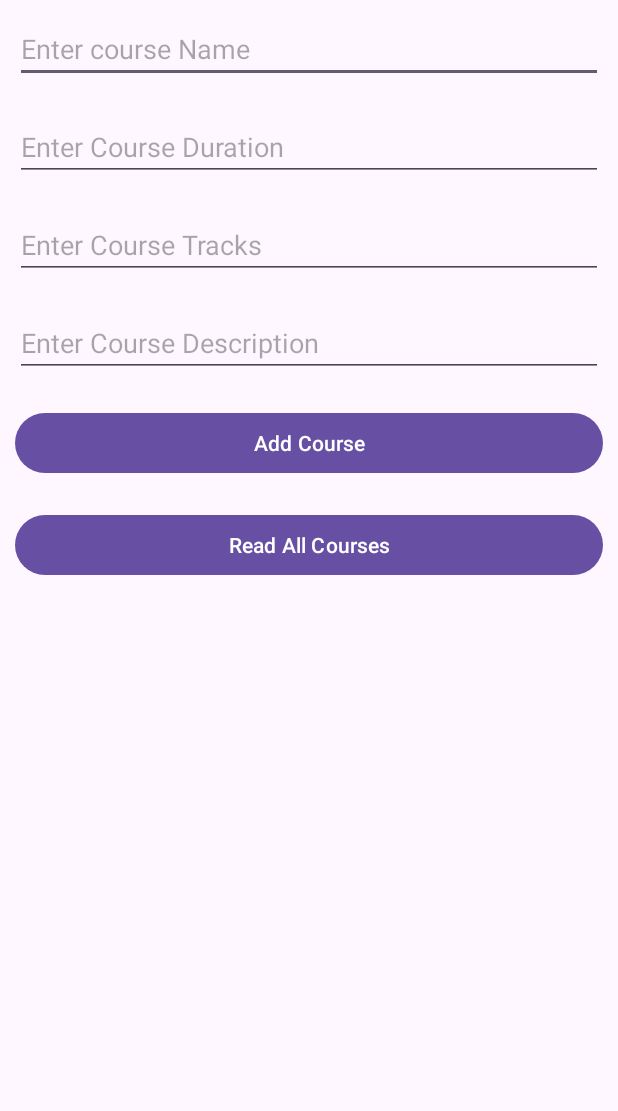
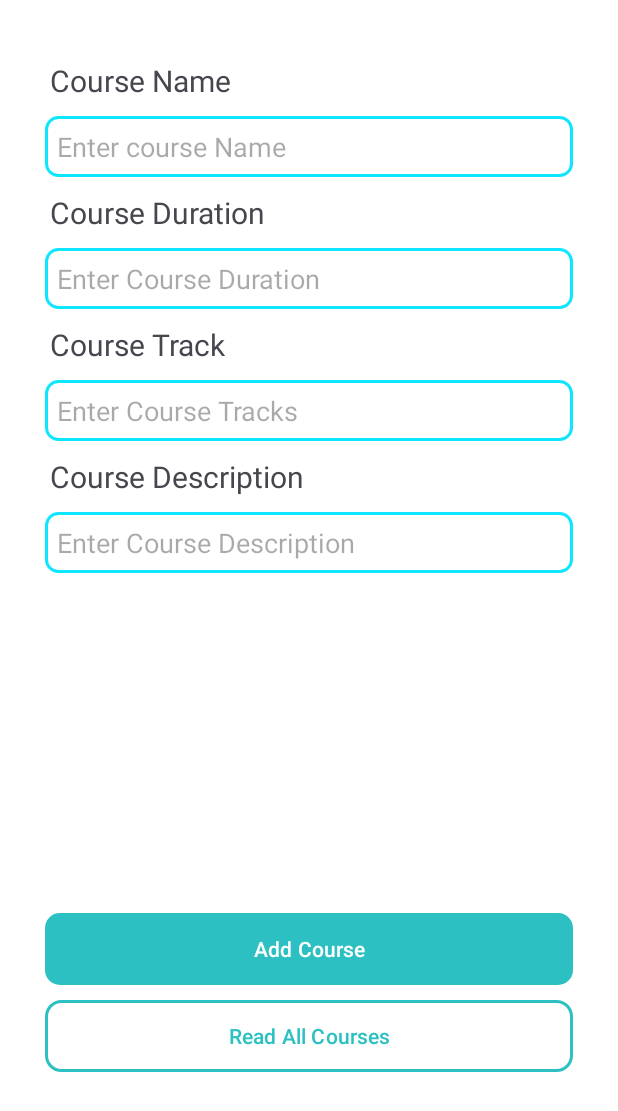
Before and after one commit to Jhonvher1105/act5, an Android app: the screen it shows after launch (MainActivity), on a phone screen of 412 x 824 dp. Shown: the top 1111 px of the screen. Run offline under Robolectric (Android 15) with nearby library versions, the phone set to English and light mode, and no system bars.

Commit message:
design 1st page

```diff
--- /dev/null
+++ b/app/src/main/res/drawable/inputborder.xml
@@ -0,0 +1,21 @@
+<shape xmlns:android="http://schemas.android.com/apk/res/android"
+    android:shape="rectangle">
+
+    <!-- Border color and thickness -->
+    <stroke
+        android:width="2dp"
+        android:color="#0ee6ff" /> <!-- Orange border -->
+
+    <!-- Background color -->
+    <solid android:color="#FFFFFF" />
+
+    <!-- Optional: Rounded corners -->
+    <corners android:radius="8dp" />
+
+    <!-- Optional: Padding inside -->
+    <padding
+        android:left="8dp"
+        android:top="8dp"
+        android:right="8dp"
+        android:bottom="8dp" />
+</shape>
--- /dev/null
+++ b/app/src/main/res/drawable/main_btn.xml
@@ -0,0 +1,10 @@
+<?xml version="1.0" encoding="utf-8"?>
+<shape xmlns:android="http://schemas.android.com/apk/res/android"
+    android:shape="rectangle">
+
+    <solid android:color="@color/skyb" />
+
+    <!-- Optional: Rounded corners -->
+    <corners android:radius="10dp" />
+
+</shape>
--- /dev/null
+++ b/app/src/main/res/drawable/sec_btn.xml
@@ -0,0 +1,11 @@
+<?xml version="1.0" encoding="utf-8"?>
+<shape xmlns:android="http://schemas.android.com/apk/res/android"
+    android:shape="rectangle">
+
+    <stroke
+        android:width="2dp"
+        android:color="@color/skyb" />
+
+    <corners android:radius="10dp" />
+
+</shape>
--- a/app/src/main/res/layout/activity_main.xml
+++ b/app/src/main/res/layout/activity_main.xml
@@ -1,60 +1,130 @@
 <?xml version="1.0" encoding="utf-8"?>
 <LinearLayout
     xmlns:android="http://schemas.android.com/apk/res/android"
+    xmlns:app="http://schemas.android.com/apk/res-auto"
     xmlns:tools="http://schemas.android.com/tools"
     android:layout_width="match_parent"
     android:layout_height="match_parent"
     android:orientation="vertical"
-    tools:context=".MainActivity">
+    tools:context=".MainActivity"
+    android:paddingTop="40dp"
+    android:paddingRight="20dp"
+    android:paddingBottom="20dp"
+    android:paddingLeft="20dp"
+    android:background="@color/white">
 
     <!--Edit text to enter course name-->
+
+    <TextView
+        android:layout_width="wrap_content"
+        android:layout_height="wrap_content"
+        android:text="@string/label_course_name"
+        android:textSize="20sp"
+        android:layout_marginStart="13dp"/>
+
     <EditText
         android:id="@+id/idEdtCourseName"
         android:layout_width="match_parent"
         android:layout_height="wrap_content"
         android:layout_margin="10dp"
-        android:hint="Enter course Name" />
+        android:hint="Enter course Name"
+        android:background="@drawable/inputborder"
+        />
 
     <!--edit text to enter course duration-->
+    <TextView
+        android:layout_width="wrap_content"
+        android:layout_height="wrap_content"
+        android:text="@string/label_course_dur"
+        android:textSize="20sp"
+        android:layout_marginStart="13dp"/>
+
     <EditText
         android:id="@+id/idEdtCourseDuration"
         android:layout_width="match_parent"
         android:layout_height="wrap_content"
         android:layout_margin="10dp"
-        android:hint="Enter Course Duration" />
+        android:hint="Enter Course Duration"
+        android:background="@drawable/inputborder"/>
 
     <!--edit text to display course tracks-->
+    <TextView
+        android:layout_width="wrap_content"
+        android:layout_height="wrap_content"
+        android:text="@string/label_course_tra"
+        android:textSize="20sp"
+        android:layout_marginStart="13dp"/>
+
     <EditText
         android:id="@+id/idEdtCourseTracks"
         android:layout_width="match_parent"
         android:layout_height="wrap_content"
         android:layout_margin="10dp"
-        android:hint="Enter Course Tracks" />
+        android:hint="Enter Course Tracks"
+        android:background="@drawable/inputborder"/>
 
     <!--edit text for course description-->
+    <TextView
+        android:layout_width="wrap_content"
+        android:layout_height="wrap_content"
+        android:text="@string/label_course_desc"
+        android:textSize="20sp"
+        android:layout_marginStart="13dp"/>
+
     <EditText
         android:id="@+id/idEdtCourseDescription"
         android:layout_width="match_parent"
         android:layout_height="wrap_content"
         android:layout_margin="10dp"
-        android:hint="Enter Course Description" />
+        android:hint="Enter Course Description"
+        android:background="@drawable/inputborder"/>
 
     <!--button for adding new course-->
+    <androidx.constraintlayout.widget.ConstraintLayout
+        android:layout_width="match_parent"
+        android:layout_height="match_parent"
+        android:orientation="vertical">
+
+        <!--new button for opening our course list activity-->
+
         <Button
             android:id="@+id/idBtnAddCourse"
             android:layout_width="match_parent"
             android:layout_height="wrap_content"
             android:layout_margin="10dp"
             android:text="Add Course"
-        android:textAllCaps="false" />
+            android:textAllCaps="false"
+            app:layout_constraintBottom_toBottomOf="parent"
+            app:layout_constraintEnd_toEndOf="parent"
+            app:layout_constraintStart_toStartOf="parent"
+            app:layout_constraintTop_toTopOf="parent"
+            app:layout_constraintVertical_bias="0.6"
+            android:background="@drawable/main_btn"
 
-    <!--new button for opening our course list activity-->
+            android:backgroundTint="@null"
+            app:backgroundTint="@null"
+            />
+
         <Button
             android:id="@+id/idBtnReadCourse"
             android:layout_width="match_parent"
             android:layout_height="wrap_content"
             android:layout_margin="10dp"
+            android:layout_marginTop="109dp"
             android:text="Read All Courses"
-        android:textAllCaps="false" />
+            android:textAllCaps="false"
+            android:textColor="@color/skyb"
+            app:layout_constraintBottom_toBottomOf="parent"
+            app:layout_constraintEnd_toEndOf="parent"
+            app:layout_constraintStart_toStartOf="parent"
+            app:layout_constraintTop_toBottomOf="@+id/idBtnAddCourse"
+            app:layout_constraintVertical_bias="0.0"
+            android:background="@drawable/sec_btn"
+
+            android:backgroundTint="@null"
+            app:backgroundTint="@null"
+            />
+
+    </androidx.constraintlayout.widget.ConstraintLayout>
 
 </LinearLayout>
--- a/app/src/main/res/values/colors.xml
+++ b/app/src/main/res/values/colors.xml
@@ -2,4 +2,5 @@
 <resources>
     <color name="black">#FF000000</color>
     <color name="white">#FFFFFFFF</color>
+    <color name="skyb">#2cc0c2</color>
 </resources>
--- a/app/src/main/res/values/strings.xml
+++ b/app/src/main/res/values/strings.xml
@@ -1,3 +1,7 @@
 <resources>
     <string name="app_name">My Application</string>
+    <string name="label_course_name">Course Name</string>
+    <string name="label_course_dur">Course Duration</string>
+    <string name="label_course_tra">Course Track</string>
+    <string name="label_course_desc">Course Description</string>
 </resources>
```
Lines whose indentation alone changed are shown as unchanged.
